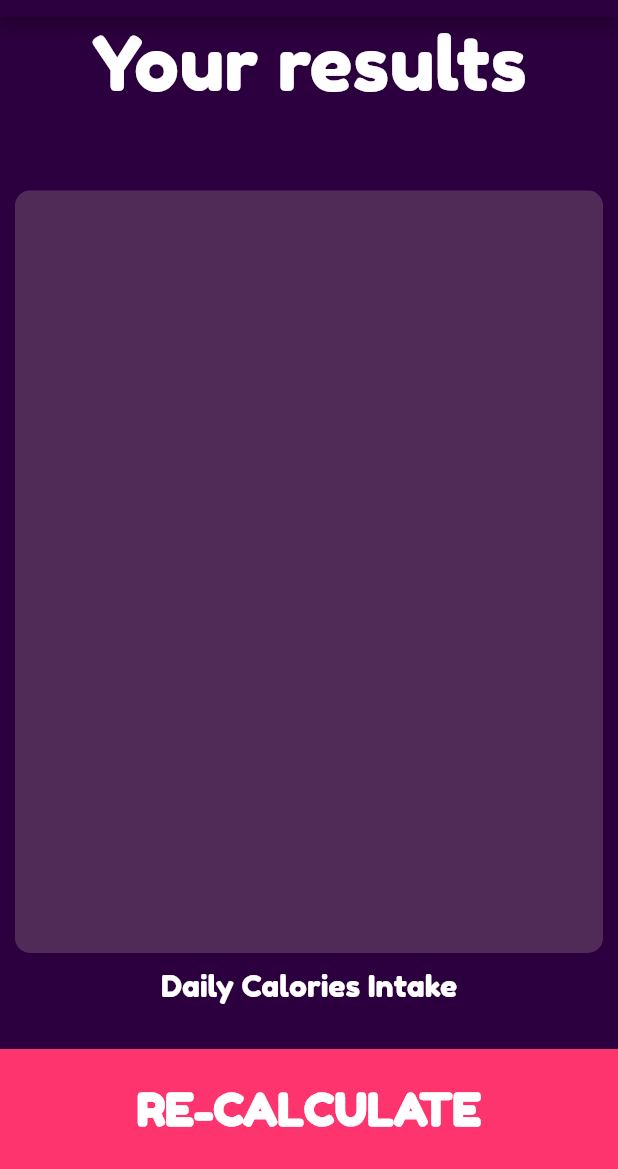
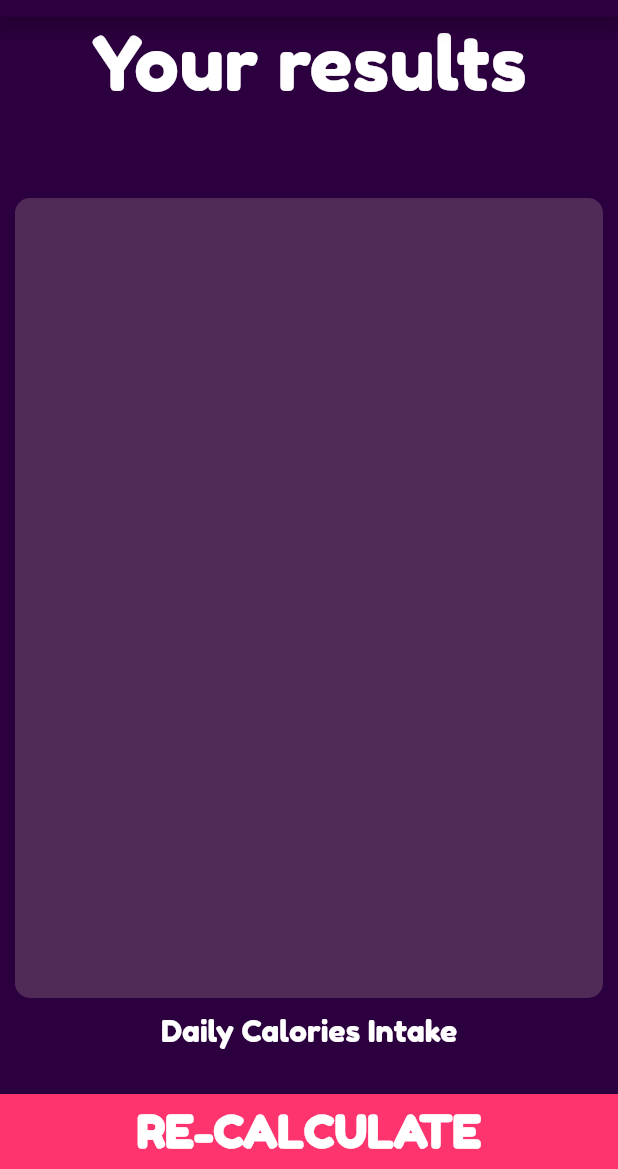
Before and after one commit to Harry-Chalcraft/bmi-calculator, a Flutter app: the ResultsPage screen opened directly with empty values, on a phone screen of 412 x 824 dp, the part 67-1236 px from its top. Run offline on Flutter 3.47's test engine with Material 2 defaults, Android fonts, the phone set to English and light mode, and no system bars; our stand-ins replace font_awesome_flutter, sleek_circular_slider.

Commit message:
Code Refactoring

```diff
--- a/lib/constants.dart
+++ b/lib/constants.dart
@@ -1,13 +1,13 @@
 import 'package:flutter/material.dart';
 
-const kBottomHeightContainer = 80.0;
+const kBottomHeightContainer = 50.0;
 const kActiveCardColor = Color(0xFF512b58);
 const kInactiveCardColor = Color(0x29512b58);
 const kBottomContainerColor = Color(0xFFfe346e);
 const kTextColor = Color(0xFFEB1555);
 const kAppTitle =
     Text('BMI Calculator', style: TextStyle(fontFamily: 'FredokaOne'));
-const kResultsTitle = Text("Your results",
+const kResultsTitle = Text('Your results',
     style: TextStyle(fontFamily: 'FredokaOne', fontSize: 50));
 const kHeightLabelTextStyle = TextStyle(
     fontFamily: 'FredokaOne', fontSize: 20.0, color: Color(0xFFd2fafb));
@@ -21,11 +21,11 @@ const kCmTextStyle = TextStyle(
     color: Color(0xFFd2fafb),
     fontFamily: 'FredokaOne',
     fontWeight: FontWeight.w200);
-const kDailyCalories = Text("Daily Calories Intake",
+const kDailyCalories = Text('Daily Calories Intake',
     style: TextStyle(fontFamily: 'FredokaOne', fontSize: 20));
 
 class LargeBottomButton extends StatelessWidget {
-  LargeBottomButton({this.onPress, this.text});
+  const LargeBottomButton({this.onPress, this.text});
   final Function onPress;
   final String text;
   @override
@@ -34,13 +34,13 @@ class LargeBottomButton extends StatelessWidget {
       onTap: onPress,
       child: Container(
         color: kBottomContainerColor,
-        margin: EdgeInsets.only(top: 10),
+        margin: const EdgeInsets.only(top: 10),
         height: kBottomHeightContainer,
         width: double.infinity,
         child: Center(
           child: Text(
             text,
-            style: TextStyle(
+            style: const TextStyle(
                 fontSize: 30,
                 fontFamily: 'FredokaOne',
                 fontWeight: FontWeight.bold),
@@ -52,31 +52,30 @@ class LargeBottomButton extends StatelessWidget {
 }
 
 class RoundIconButton extends StatelessWidget {
-  RoundIconButton({@required this.icon, this.onPress, this.onLongPress});
+  const RoundIconButton({@required this.icon, this.onPress, this.onLongPress});
   final IconData icon;
   final Function onPress;
   final Function onLongPress;
   @override
   Widget build(BuildContext context) {
     return RawMaterialButton(
-      constraints: BoxConstraints.tightFor(height: 60.0, width: 60.0),
+      constraints: const BoxConstraints.tightFor(height: 60.0, width: 60.0),
       elevation: 10.0,
       onPressed: onPress,
       onLongPress: onLongPress,
-      fillColor: Color(0xFFfe346e),
+      fillColor: const Color(0xFFfe346e),
       highlightColor: Colors.white,
       highlightElevation: 20.0,
-      shape: CircleBorder(),
+      shape: const CircleBorder(),
       child: Icon(icon),
     );
   }
 }
 
 class BmiResult extends StatelessWidget {
-  BmiResult({this.text, this.color});
+  const BmiResult({this.text, this.color});
   final String text;
   final Color color;
-  final GlobalKey _toolTipKey = GlobalKey();
   @override
   Widget build(BuildContext context) {
     return Text(
@@ -88,10 +87,9 @@ class BmiResult extends StatelessWidget {
 }
 
 class BmiTitle extends StatelessWidget {
-  BmiTitle({this.text, this.color});
+  const BmiTitle({this.text, this.color});
   final String text;
   final Color color;
-  final GlobalKey _toolTipKey = GlobalKey();
   @override
   Widget build(BuildContext context) {
     return Text(
--- a/lib/main.dart
+++ b/lib/main.dart
@@ -1,4 +1,3 @@
-import 'package:bmi_calculator/results_page.dart';
 import 'package:flutter/material.dart';
 import 'package:flutter/services.dart';
 import 'input_page.dart';
@@ -9,8 +8,8 @@ void main() => runApp(BMICalculator());
 class BMICalculator extends StatelessWidget {
   ThemeData themeSelector() {
     return ThemeData.dark().copyWith(
-      primaryColor: Color(0xFF2c003e),
-      scaffoldBackgroundColor: Color(0xFF2c003e),
+      primaryColor: const Color(0xFF2c003e),
+      scaffoldBackgroundColor: const Color(0xFF2c003e),
     );
   }
 
@@ -26,7 +25,6 @@ class BMICalculator extends StatelessWidget {
       initialRoute: '/',
       routes: {
         '/': (context) => InputPage(),
-        // '/results' :(context) => ResultsPage()
       },
     );
   }
--- a/lib/results_page.dart
+++ b/lib/results_page.dart
@@ -3,8 +3,12 @@ import 'package:flutter/material.dart';
 import 'constants.dart';
 
 class ResultsPage extends StatelessWidget {
-
-  ResultsPage({@required this.bmiResult,@required this.bmiNumber,@required this.bmiExplain,this.dailyCalories});
+  const ResultsPage({
+    @required this.bmiResult,
+    @required this.bmiNumber,
+    @required this.bmiExplain,
+    this.dailyCalories,
+  });
 
   final Widget bmiResult;
   final Widget bmiNumber;
@@ -15,15 +19,15 @@ class ResultsPage extends StatelessWidget {
   Widget build(BuildContext context) {
     return Scaffold(
       appBar: AppBar(
-        title: Center(child: kAppTitle),
+        title: const Center(child: kAppTitle),
       ),
       body: Column(
         children: <Widget>[
-          Expanded(
+          const Expanded(
             child: kResultsTitle,
           ),
           Expanded(
-            flex:5,
+            flex: 5,
             child: ReusableCard(
               mainColor: kActiveCardColor,
               cardChild: Column(
@@ -32,13 +36,16 @@ class ResultsPage extends StatelessWidget {
                 children: <Widget>[
                   Center(
                     heightFactor: 0,
-                    child: bmiResult,),
+                    child: bmiResult,
+                  ),
                   Center(
                     heightFactor: 1,
-                    child: bmiNumber,),
+                    child: bmiNumber,
+                  ),
                   Center(
                     heightFactor: 1,
-                    child: bmiExplain,),
+                    child: bmiExplain,
+                  ),
                 ],
               ),
             ),
@@ -47,22 +54,24 @@ class ResultsPage extends StatelessWidget {
             mainAxisAlignment: MainAxisAlignment.center,
             crossAxisAlignment: CrossAxisAlignment.stretch,
             children: <Widget>[
-              Center(child: kDailyCalories),
+              const Center(
+                child: kDailyCalories,
+              ),
               Container(
                   child: ReusableCard(
-                      mainColor: kActiveCardColor,
-                      cardChild: dailyCalories,
-                  )
-              )],),
+                mainColor: kActiveCardColor,
+                cardChild: dailyCalories,
+              ))
+            ],
+          ),
           LargeBottomButton(
-            text: "RE-CALCULATE",
-            onPress: (){
+            text: 'RE-CALCULATE',
+            onPress: () {
               Navigator.pop(context);
             },
           )
         ],
       ),
-
     );
   }
 }
--- a/lib/reusable_card.dart
+++ b/lib/reusable_card.dart
@@ -1,22 +1,30 @@
 import 'package:flutter/material.dart';
 
 class ReusableCard extends StatelessWidget {
-
-  ReusableCard({@required this.mainColor,this.cardChild,this.onPress});
+  const ReusableCard({
+    @required this.mainColor,
+    this.cardChild,
+    this.onPress,
+    this.height,
+    this.width,
+  });
   final Color mainColor;
   final Widget cardChild;
   final Function onPress;
-
+  final double height;
+  final double width;
   @override
   Widget build(BuildContext context) {
     return GestureDetector(
       onTap: onPress,
       child: Container(
+        height: height,
+        width: width,
         child: cardChild,
-        margin: EdgeInsets.all(10),
+        margin: const EdgeInsets.all(10),
         decoration: BoxDecoration(
-            color: mainColor,
-            borderRadius: BorderRadius.circular(10.0)
+          color: mainColor,
+          borderRadius: BorderRadius.circular(10.0),
         ),
       ),
     );
--- a/pubspec.yaml
+++ b/pubspec.yaml
@@ -13,6 +13,7 @@ dependencies:
   cupertino_icons: ^0.1.2
   font_awesome_flutter: ^8.8.1
   sleek_circular_slider: ^1.1.0
+  pedantic: ^1.9.2
 
 dev_dependencies:
   flutter_test:
```
Also changed, not shown: analysis_options.yaml (added, +96 -0 lines), lib/calculator_brain.dart (+77 -57 lines), lib/gender_card.dart (+19 -10 lines), lib/input_page.dart (+43 -29 lines), 1 other file.
